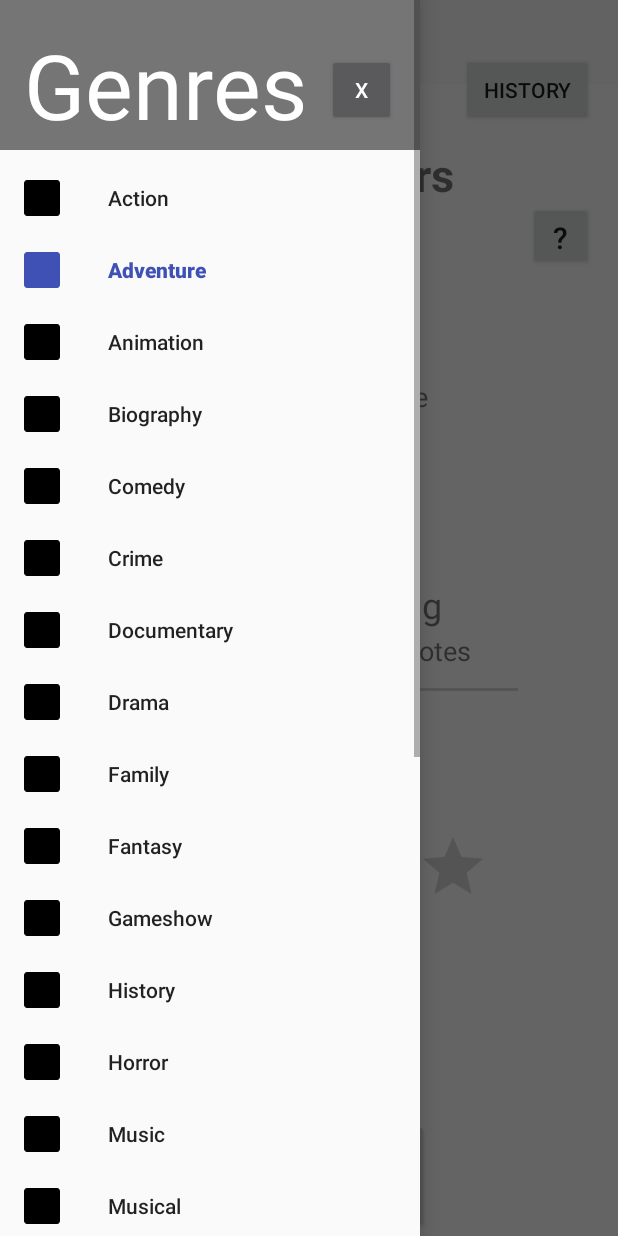
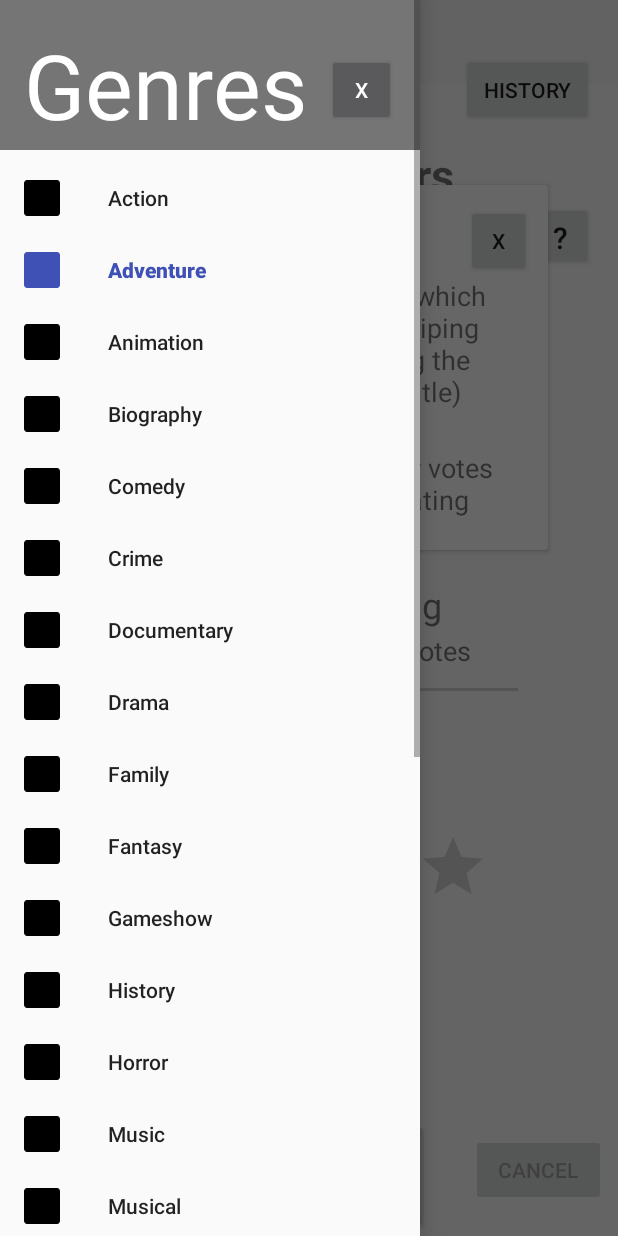
Before and after one commit to Stalpaard/Fillem, an Android app: the screen it shows after launch (MainActivity), in the side drawer, after a tap on "Adventure", on a phone screen of 412 x 824 dp. Run offline under Robolectric (Android 15) with nearby library versions, the phone set to English and light mode, and no system bars; our stand-ins replace Volley; libraries missing offline, so code that uses them is left out: com.edmodo.rangebar; plain views replace RangeBar; network calls fail; 5 statements that could not run were skipped.

Commit message:
Manual cancel implemented

```diff
--- a/app/src/main/java/be/kuleuven/softdev/eliasstalpaert/fillemapp/MainActivity.java
+++ b/app/src/main/java/be/kuleuven/softdev/eliasstalpaert/fillemapp/MainActivity.java
@@ -43,7 +43,7 @@
     private NavigationView mNavigationView;
     private CardView helpScreen;
     private TextView textView_rating, textView_beginyear, textView_endyear, textView_minVotes;
-    private Button button_movie, historyButton, helpMainButton, helpMainCloseButton, closeGenresButton;
+    private Button button_movie, historyButton, helpMainButton, helpMainCloseButton, closeGenresButton, cancelMainButton;
     private RangeBar rangeBarYear;
     private SeekBar seekbarVotes;
     private MovieGenerator movieGenerator;
@@ -100,6 +100,7 @@
             public void onClick(View v) {
                 setInputEnabled(false);
                 movieGenerator.generate();
+                cancelMainButton.setVisibility(View.VISIBLE);
             }
         });
 
@@ -114,6 +115,14 @@
             @Override
             public void onClick(View v) {
                 helpScreen.setVisibility(View.VISIBLE);
+            }
+        });
+
+        cancelMainButton.setOnClickListener(new View.OnClickListener() {
+            @Override
+            public void onClick(View v) {
+                cancelMainButton.setEnabled(false);
+                movieGenerator.setEnabled(false);
             }
         });
 
@@ -192,6 +201,7 @@
         historyButton = findViewById(R.id.historyButton);
         mConstraintLayout = findViewById(R.id.constraintLayoutMain);
         closeGenresButton = findViewById(R.id.closeGenres);
+        cancelMainButton = findViewById(R.id.cancelMainButton);
         helpScreen = findViewById(R.id.helpMainCardView);
         helpMainButton = findViewById(R.id.helpMainButton);
         helpMainCloseButton = findViewById(R.id.helpCloseMainButton);
@@ -251,6 +261,11 @@
         seekbarVotes.setProgress(50);
     }
 
+    public void hideCancel(){
+        cancelMainButton.setEnabled(true);
+        cancelMainButton.setVisibility(View.GONE);
+    }
+
     public void setInputEnabled(boolean state){
         button_movie.setEnabled(state);
         ratingBar.setEnabled(state);
--- a/app/src/main/java/be/kuleuven/softdev/eliasstalpaert/fillemapp/MovieGeneratorDisplay.java
+++ b/app/src/main/java/be/kuleuven/softdev/eliasstalpaert/fillemapp/MovieGeneratorDisplay.java
@@ -204,7 +204,8 @@
                 Toast.makeText(MainActivity.mContext, "Server Time-Out", Toast.LENGTH_SHORT).show();
             }
             overallTries = 0;
-            displayMovieActivity.finishActivity();
+            setEnabled(true);
+            displayMovieActivity.reEnableInput();
         }
         else {
             String queryUrl = "http://www.omdbapi.com/?i=" + current_movie_id + "&apikey=e2383f7f";
--- a/app/src/main/res/layout/activity_main.xml
+++ b/app/src/main/res/layout/activity_main.xml
@@ -270,6 +270,23 @@
                 app:layout_constraintTop_toTopOf="parent"
                 app:layout_constraintVertical_bias="0.037" />
 
+            <Button
+                android:id="@+id/cancelMainButton"
+                android:layout_width="90dp"
+                android:layout_height="wrap_content"
+                android:layout_marginBottom="8dp"
+                android:layout_marginEnd="8dp"
+                android:layout_marginStart="8dp"
+                android:layout_marginTop="8dp"
+                android:text="Cancel"
+                android:visibility="gone"
+                app:layout_constraintBottom_toBottomOf="parent"
+                app:layout_constraintEnd_toEndOf="parent"
+                app:layout_constraintHorizontal_bias="1.0"
+                app:layout_constraintStart_toEndOf="@+id/button_movie"
+                app:layout_constraintTop_toTopOf="parent"
+                app:layout_constraintVertical_bias="0.984" />
+
         </android.support.constraint.ConstraintLayout>
 
     </RelativeLayout>
```
Also changed, not shown: app/src/main/java/be/kuleuven/softdev/eliasstalpaert/fillemapp/DisplayMovieActivity.java (+17 -1 lines), app/src/main/java/be/kuleuven/softdev/eliasstalpaert/fillemapp/MovieGenerator.java (+6 -4 lines), app/src/main/res/layout/activity_display_movie.xml (+10 -0 lines).
